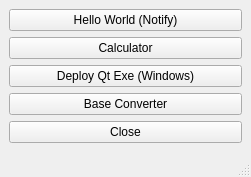
First picture: the form in src/mainwindow.ui, repository Darkcl0ud/Gouda, before the edit.
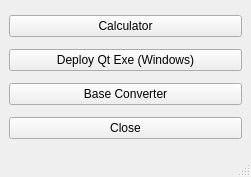
Second picture: the form after the edit.

Commit message: Remove Hello World Message Box from MainMenu. Fixed Error message box titles

```diff
--- a/src/mainwindow.ui
+++ b/src/mainwindow.ui
@@ -28,16 +28,6 @@
    </property>
    <layout class="QGridLayout" name="gridLayout">
     <item row="0" column="1">
-     <widget class="QPushButton" name="HelloWorldButton">
-      <property name="text">
-       <string>Hello World (Notify)</string>
-      </property>
-      <property name="checkable">
-       <bool>false</bool>
-      </property>
-     </widget>
-    </item>
-    <item row="1" column="1">
      <widget class="QPushButton" name="Calculator">
       <property name="text">
        <string>Calculator</string>
@@ -47,27 +37,27 @@
       </property>
      </widget>
     </item>
-    <item row="5" column="1">
-     <widget class="QPushButton" name="Close">
-      <property name="text">
-       <string>Close</string>
-      </property>
-     </widget>
-    </item>
     <item row="2" column="1">
-     <widget class="QPushButton" name="AutoDeployProject">
-      <property name="text">
-       <string>Deploy Qt Exe (Windows)</string>
-      </property>
-     </widget>
-    </item>
-    <item row="3" column="1">
      <widget class="QPushButton" name="BaseConverter">
       <property name="text">
        <string>Base Converter</string>
       </property>
      </widget>
     </item>
+    <item row="1" column="1">
+     <widget class="QPushButton" name="AutoDeployProject">
+      <property name="text">
+       <string>Deploy Qt Exe (Windows)</string>
+      </property>
+     </widget>
+    </item>
+    <item row="4" column="1">
+     <widget class="QPushButton" name="Close">
+      <property name="text">
+       <string>Close</string>
+      </property>
+     </widget>
+    </item>
    </layout>
   </widget>
   <widget class="QStatusBar" name="statusbar"/>
```
The commit also changes 4 other files.
